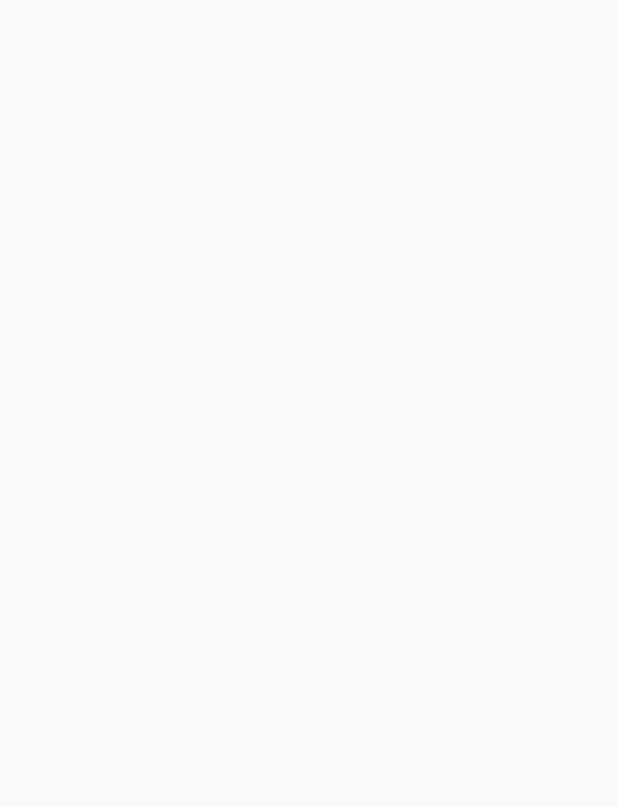
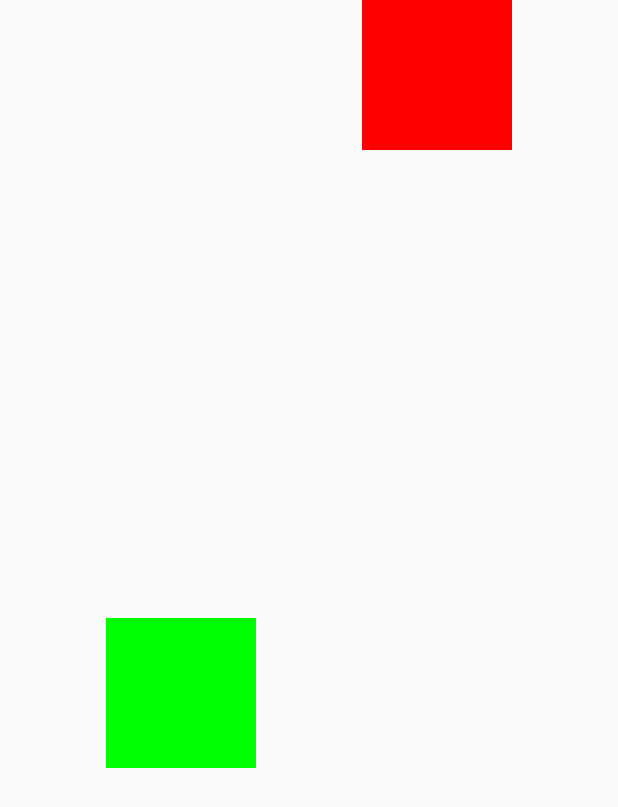
Before and after one commit to LeeGerry/ComposeDemo, an Android app built with Jetpack Compose: the screen it shows after launch (MainActivity), on a phone screen of 412 x 824 dp. Before the commit the part shown is empty. Shown: the top 807 px of the screen. Run offline under Robolectric (Android 15) with nearby library versions, the phone set to English and light mode, and no system bars; our stand-ins replace constraintlayout-compose.

Commit message:
使用ConstrainLayout

```diff
--- a/app/build.gradle
+++ b/app/build.gradle
@@ -47,7 +47,7 @@ android {
 }
 
 dependencies {
-
+    implementation 'androidx.constraintlayout:constraintlayout-compose:1.0.0-alpha07'
     implementation 'androidx.core:core-ktx:1.7.0'
     implementation 'androidx.lifecycle:lifecycle-runtime-ktx:2.3.1'
     implementation 'androidx.activity:activity-compose:1.3.1'
--- a/app/src/main/java/com/zero/composedemo/MainActivity.kt
+++ b/app/src/main/java/com/zero/composedemo/MainActivity.kt
@@ -3,13 +3,54 @@ package com.zero.composedemo
 import android.os.Bundle
 import androidx.activity.ComponentActivity
 import androidx.activity.compose.setContent
+import androidx.compose.foundation.background
+import androidx.compose.foundation.layout.Box
+import androidx.compose.foundation.layout.fillMaxSize
+import androidx.compose.ui.Modifier
+import androidx.compose.ui.graphics.Color
+import androidx.compose.ui.layout.layoutId
+import androidx.compose.ui.unit.dp
+import androidx.constraintlayout.compose.ChainStyle
+import androidx.constraintlayout.compose.ConstraintLayout
+import androidx.constraintlayout.compose.ConstraintSet
+import androidx.constraintlayout.compose.Dimension
 
 class MainActivity : ComponentActivity() {
     override fun onCreate(savedInstanceState: Bundle?) {
         super.onCreate(savedInstanceState)
 
         setContent {
-
+            val constrains = ConstraintSet {
+                val greenBox = createRefFor("greenBox")
+                val redBox = createRefFor("redBox")
+                val guidLine = createGuidelineFromTop(0.5f)
+                constrain(greenBox) {
+                    top.linkTo(guidLine)
+                    start.linkTo(parent.start)
+                    width = Dimension.value(100.dp)
+                    height = Dimension.value(100.dp)
+                }
+                constrain(redBox) {
+                    top.linkTo(parent.top)
+                    start.linkTo(greenBox.end)
+                    end.linkTo(parent.end)
+                    width = Dimension.value(100.dp)
+                    height = Dimension.value(100.dp)
+                }
+                createHorizontalChain(greenBox, redBox, chainStyle = ChainStyle.Spread)
+            }
+            ConstraintLayout(constrains, modifier = Modifier.fillMaxSize()) {
+                Box(
+                    modifier = Modifier
+                        .background(Color.Green)
+                        .layoutId("greenBox")
+                )
+                Box(
+                    modifier = Modifier
+                        .background(Color.Red)
+                        .layoutId("redBox")
+                )
+            }
         }
     }
 }
```
Also changed, not shown: gradle/wrapper/gradle-wrapper.properties.
